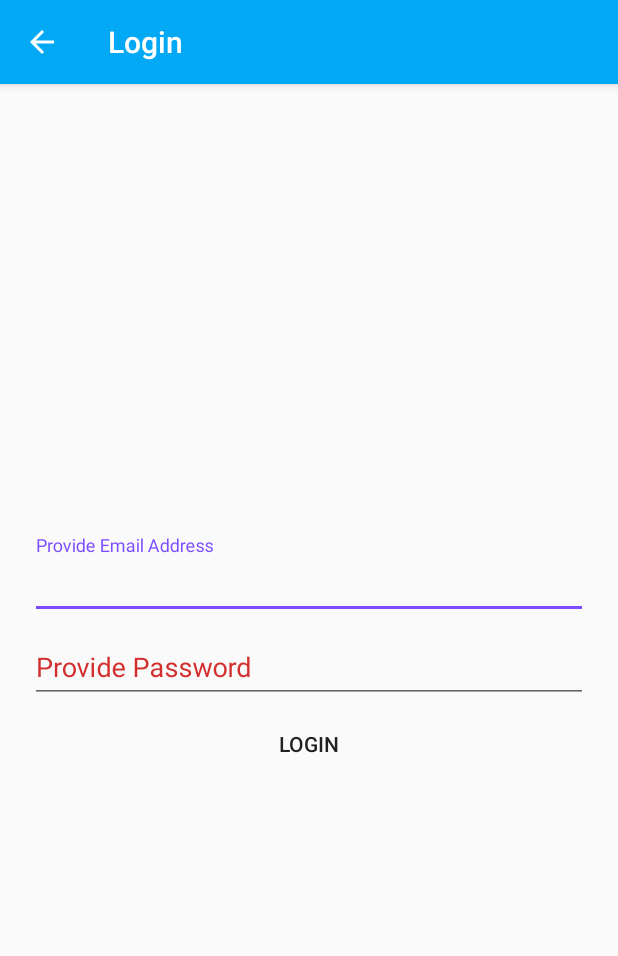
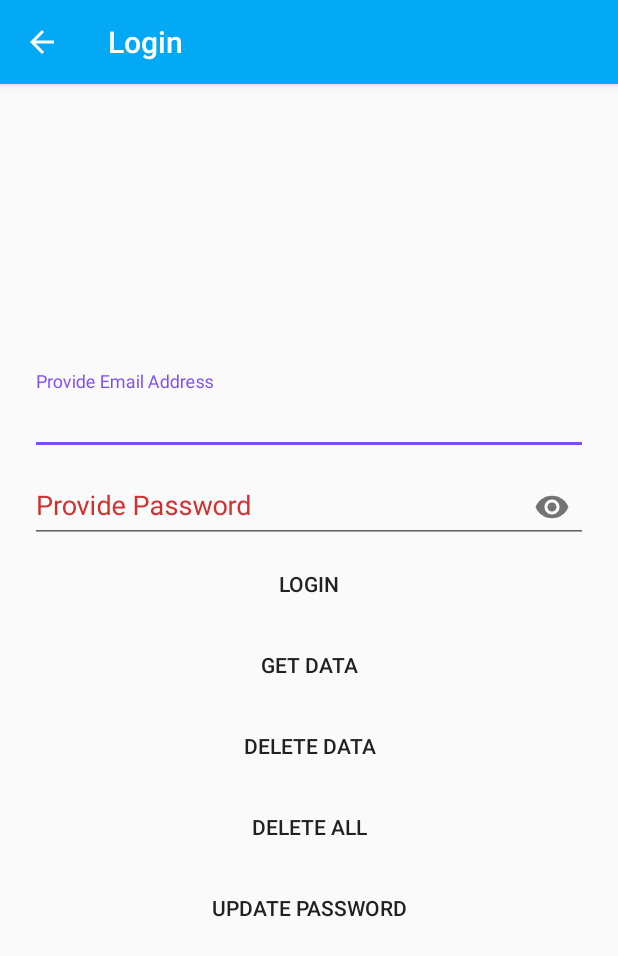
Before and after one commit to indra58/UserExperience, an Android app: the LoginActivity screen opened directly, with no data from a screen before it, on a phone screen of 412 x 824 dp. Shown: the top 956 px of the screen. Run offline under Robolectric (Android 15) with nearby library versions, the phone set to English and light mode, and no system bars; our stand-ins replace ButterKnife; libraries missing offline, so code that uses them is left out: com.activeandroid.

```diff
--- a/app/build.gradle
+++ b/app/build.gradle
@@ -19,11 +19,6 @@ android {
     }
 }
 
-repositories {
-    mavenCentral()
-    maven { url "https://oss.sonatype.org/content/repositories/snapshots/" }
-}
-
 dependencies {
     compile fileTree(include: ['*.jar'], dir: 'libs')
     androidTestCompile('com.android.support.test.espresso:espresso-core:2.2.2', {
--- a/app/src/main/AndroidManifest.xml
+++ b/app/src/main/AndroidManifest.xml
@@ -3,6 +3,7 @@
     package="com.greencomputingnepal.userexperience">
 
     <application
+        android:name=".utilities.MyApplication"
         android:allowBackup="true"
         android:icon="@mipmap/ic_launcher"
         android:label="@string/app_name"
--- a/app/src/main/res/layout/activity_login.xml
+++ b/app/src/main/res/layout/activity_login.xml
@@ -20,7 +20,7 @@
             app:popupTheme="@style/AppTheme.PopupOverlay" />
     </android.support.design.widget.AppBarLayout>
 
-    <ScrollView
+    <android.support.v4.widget.NestedScrollView
         android:layout_width="match_parent"
         android:layout_height="match_parent"
         android:layout_margin="20dp"
@@ -43,14 +43,16 @@
                     android:layout_height="wrap_content"
                     android:hint="@string/provide_email_address"
                     android:maxLines="1"
-                    android:scrollbarAlwaysDrawVerticalTrack="true" />
+                    android:scrollbarAlwaysDrawVerticalTrack="true"
+                    android:inputType="textEmailAddress" />
             </android.support.design.widget.TextInputLayout>
 
             <android.support.design.widget.TextInputLayout
                 android:id="@+id/passwordWrapper"
                 android:layout_width="match_parent"
                 android:layout_height="wrap_content"
-                android:layout_below="@+id/emailWrapper">
+                android:layout_below="@+id/emailWrapper"
+                app:passwordToggleEnabled="true">
 
                 <android.support.design.widget.TextInputEditText
                     android:id="@+id/txtPassword"
@@ -67,8 +69,41 @@
                 android:layout_height="wrap_content"
                 android:layout_below="@+id/passwordWrapper"
                 android:text="@string/login" />
+
+            <Button
+                android:id="@+id/btnGetData"
+                style="?attr/buttonBarButtonStyle"
+                android:layout_width="match_parent"
+                android:layout_height="wrap_content"
+                android:layout_below="@+id/btnLogin"
+                android:text="@string/get_data" />
+
+            <Button
+                android:id="@+id/btnDeleteData"
+                style="?attr/buttonBarButtonStyle"
+                android:layout_width="match_parent"
+                android:layout_height="wrap_content"
+                android:layout_below="@+id/btnGetData"
+                android:text="@string/delete_data" />
+
+            <Button
+                android:id="@+id/btnDeleteAll"
+                style="?attr/buttonBarButtonStyle"
+                android:layout_width="match_parent"
+                android:layout_height="wrap_content"
+                android:layout_below="@+id/btnDeleteData"
+                android:text="@string/delete_all" />
+
+            <Button
+                android:id="@+id/btnUpdatePassword"
+                style="?attr/buttonBarButtonStyle"
+                android:layout_width="match_parent"
+                android:layout_height="wrap_content"
+                android:layout_below="@+id/btnDeleteAll"
+                android:text="@string/update_password" />
+
         </RelativeLayout>
-    </ScrollView>
+    </android.support.v4.widget.NestedScrollView>
 
 
 </android.support.design.widget.CoordinatorLayout>
--- a/app/src/main/res/values/strings.xml
+++ b/app/src/main/res/values/strings.xml
@@ -36,6 +36,10 @@
 
     <string name="title">Developer Info</string>
     <string name="developer_information">Material Theme by En Dra. Contact No. 9848606420 Email: indra.rana@gcn.com.np</string>
+    <string name="get_data">Get Data</string>
+    <string name="update_password">Update Password</string>
+    <string name="delete_data">Delete Data</string>
+    <string name="delete_all">Delete All</string>
 
 
     <string-array name="listentries">
--- a/build.gradle
+++ b/build.gradle
@@ -15,6 +15,8 @@ buildscript {
 allprojects {
     repositories {
         jcenter()
+        mavenCentral()
+        maven { url "https://oss.sonatype.org/content/repositories/snapshots/" }
     }
 }
 
```
Also changed, not shown: app/src/main/java/com/greencomputingnepal/userexperience/login/LoginActivity.java (+77 -4 lines), app/src/main/java/com/greencomputingnepal/userexperience/login/Student.java (added, +86 -0 lines), app/src/main/java/com/greencomputingnepal/userexperience/utilities/MyApplication.java (added, +20 -0 lines).
